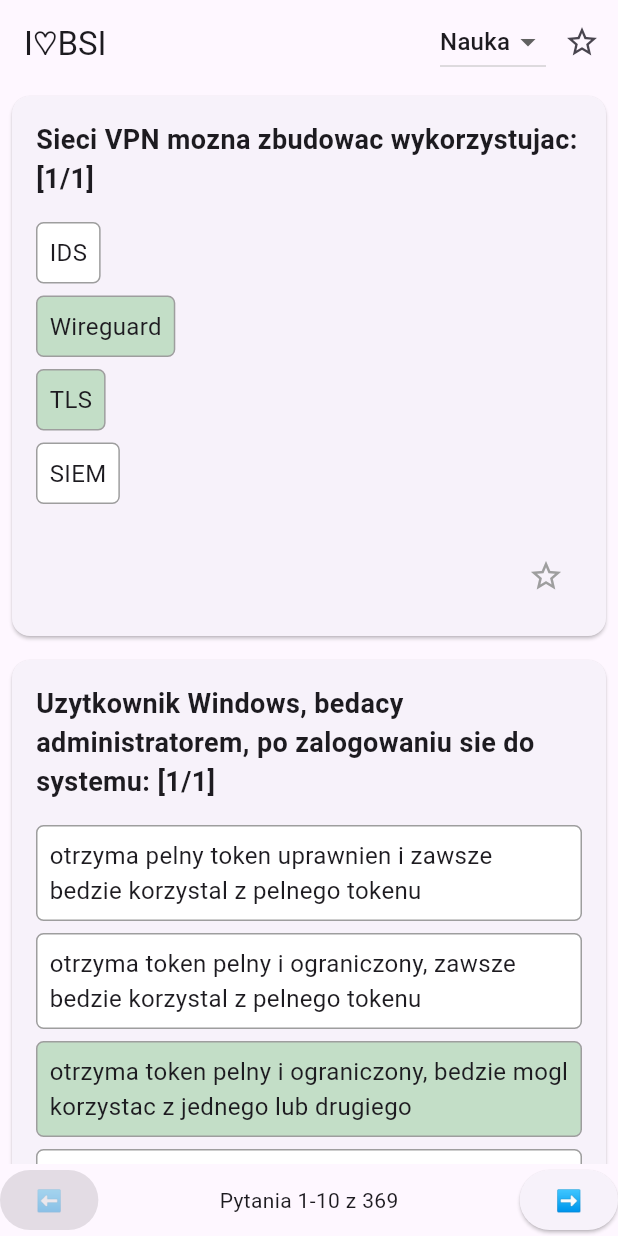
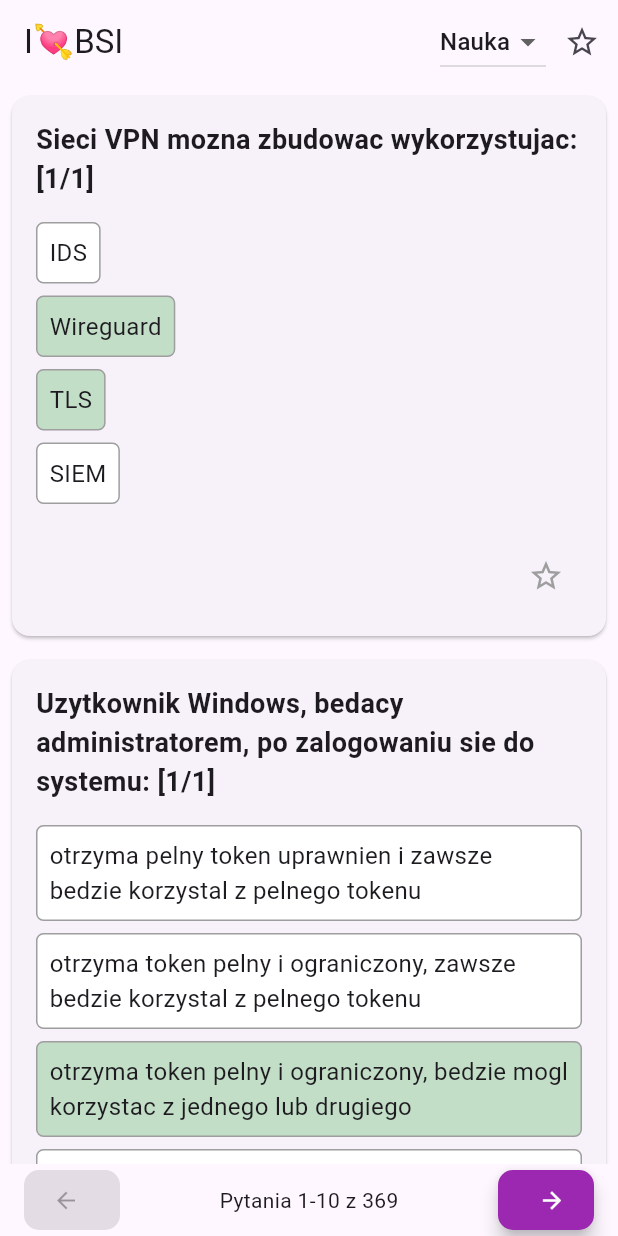
Before and after one commit to benhus8/LovelyBSI, a Flutter app: the screen it shows after launch, on a phone screen of 412 x 824 dp. Run offline on Flutter 3.47's test engine with Material 3 defaults, Android fonts, the phone set to English and light mode, and no system bars.

Commit message:
add styling buttons

```diff
--- a/mobile_app/lib/main.dart
+++ b/mobile_app/lib/main.dart
@@ -11,11 +11,12 @@ class MyApp extends StatelessWidget {
   @override
   Widget build(BuildContext context) {
     return MaterialApp(
-      title: 'Mobile App',
+      debugShowCheckedModeBanner: false,
+      title: 'Lovely BSI',
       theme: ThemeData(
         primarySwatch: Colors.blue,
       ),
-      home: const MyHomePage(title: 'I♡BSI'),
+      home: const MyHomePage(title: 'I💘BSI'),
     );
   }
 }
--- a/mobile_app/lib/widgets/my_home_page.dart
+++ b/mobile_app/lib/widgets/my_home_page.dart
@@ -141,19 +141,54 @@ class _MyHomePageState extends State<MyHomePage> {
                 Row(
                   mainAxisAlignment: MainAxisAlignment.spaceBetween,
                   children: [
-                    ElevatedButton(
-                      onPressed: _currentPage > 0 ? _goToPreviousPage : null,
-                      child: const Text('⬅️'),
+                    Container(
+                      margin: const EdgeInsets.only(left: 16), // Margines z lewej strony
+                      child: ElevatedButton(
+                        onPressed: _currentPage > 0 ? _goToPreviousPage : null,
+                        style: ElevatedButton.styleFrom(
+                          backgroundColor: Colors.purple,
+                          foregroundColor: Colors.white,
+                          shape: RoundedRectangleBorder(
+                            borderRadius: BorderRadius.circular(10), // Zaokrąglone rogi
+                          ),
+                          padding: const EdgeInsets.symmetric(horizontal: 5, vertical: 5), // Wewnętrzne odstępy
+                          elevation: 5, // Efekt cienia
+                        ),
+                        child: Row(
+                          mainAxisSize: MainAxisSize.min, // Dostosowanie do treści
+                          children: const [
+                            Icon(Icons.arrow_back), // Ikona obok tekstu
+                            SizedBox(width: 8), // Odstęp
+                          ],
+                        ),
+                      ),
                     ),
                     Text(
                       'Pytania ${_getStartQuestionNumber()}-${_getEndQuestionNumber()} z ${_filteredQuestions.length}',
                     ),
-                    ElevatedButton(
-                      onPressed: ((_currentPage + 1) * _questionsPerPage <
-                              _filteredQuestions.length)
-                          ? _goToNextPage
-                          : null,
-                      child: const Text('➡️'),
+                    Container(
+                      margin: const EdgeInsets.only(right: 16),
+                      child: ElevatedButton(
+                        onPressed: ((_currentPage + 1) * _questionsPerPage < _filteredQuestions.length)
+                            ? _goToNextPage
+                            : null,
+                        style: ElevatedButton.styleFrom(
+                          backgroundColor: Colors.purple,
+                          foregroundColor: Colors.white,
+                          shape: RoundedRectangleBorder(
+                            borderRadius: BorderRadius.circular(10),
+                          ),
+                          padding: const EdgeInsets.symmetric(horizontal: 5, vertical: 5),
+                          elevation: 5,
+                        ),
+                        child: Row(
+                          mainAxisSize: MainAxisSize.min,
+                          children: const [
+                            SizedBox(width: 8),
+                            Icon(Icons.arrow_forward),
+                          ],
+                        ),
+                      ),
                     ),
                   ],
                 ),
```
